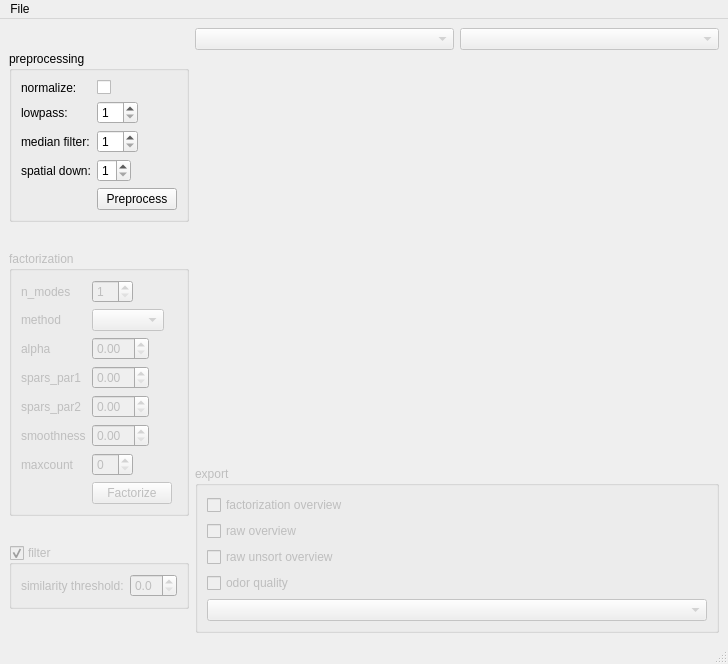
This is main_gui/main_window.ui in dedan/DrosCalciumAnalyse as Qt 5 draws it before an edit. The edited form follows.
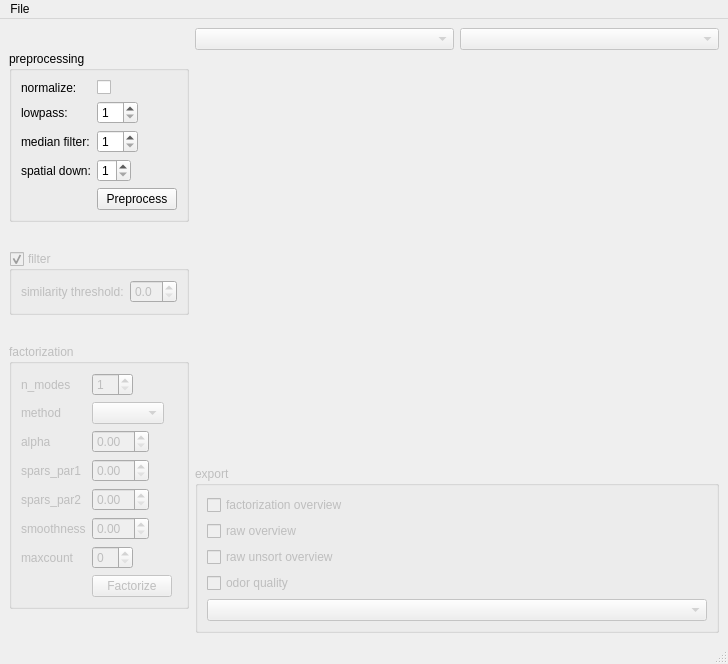
This is the edited form. Custom widgets are drawn as their Qt base class.

Commit message: move the filter box in the gui to the right position

```diff
--- a/main_gui/main_window.ui
+++ b/main_gui/main_window.ui
@@ -125,6 +125,47 @@
         </layout>
        </widget>
       </item>
+      <item>
+       <widget class="QGroupBox" name="filter_box">
+        <property name="enabled">
+         <bool>false</bool>
+        </property>
+        <property name="sizePolicy">
+         <sizepolicy hsizetype="Preferred" vsizetype="Maximum">
+          <horstretch>0</horstretch>
+          <verstretch>0</verstretch>
+         </sizepolicy>
+        </property>
+        <property name="title">
+         <string>filter</string>
+        </property>
+        <property name="checkable">
+         <bool>true</bool>
+        </property>
+        <layout class="QFormLayout" name="formLayout_2">
+         <item row="1" column="0">
+          <widget class="QLabel" name="label_6">
+           <property name="text">
+            <string>similarity threshold:</string>
+           </property>
+          </widget>
+         </item>
+         <item row="1" column="1">
+          <widget class="QDoubleSpinBox" name="similarity_spinner">
+           <property name="decimals">
+            <number>1</number>
+           </property>
+           <property name="maximum">
+            <double>2.000000000000000</double>
+           </property>
+           <property name="singleStep">
+            <double>0.100000000000000</double>
+           </property>
+          </widget>
+         </item>
+        </layout>
+       </widget>
+      </item>
       <item>
        <widget class="QGroupBox" name="factorize_box">
         <property name="enabled">
@@ -227,47 +268,6 @@
         </layout>
        </widget>
       </item>
-      <item>
-       <widget class="QGroupBox" name="filter_box">
-        <property name="enabled">
-         <bool>false</bool>
-        </property>
-        <property name="sizePolicy">
-         <sizepolicy hsizetype="Preferred" vsizetype="Maximum">
-          <horstretch>0</horstretch>
-          <verstretch>0</verstretch>
-         </sizepolicy>
-        </property>
-        <property name="title">
-         <string>filter</string>
-        </property>
-        <property name="checkable">
-         <bool>true</bool>
-        </property>
-        <layout class="QFormLayout" name="formLayout_2">
-         <item row="1" column="0">
-          <widget class="QLabel" name="label_6">
-           <property name="text">
-            <string>similarity threshold:</string>
-           </property>
-          </widget>
-         </item>
-         <item row="1" column="1">
-          <widget class="QDoubleSpinBox" name="similarity_spinner">
-           <property name="decimals">
-            <number>1</number>
-           </property>
-           <property name="maximum">
-            <double>2.000000000000000</double>
-           </property>
-           <property name="singleStep">
-            <double>0.100000000000000</double>
-           </property>
-          </widget>
-         </item>
-        </layout>
-       </widget>
-      </item>
      </layout>
     </item>
     <item>
```
